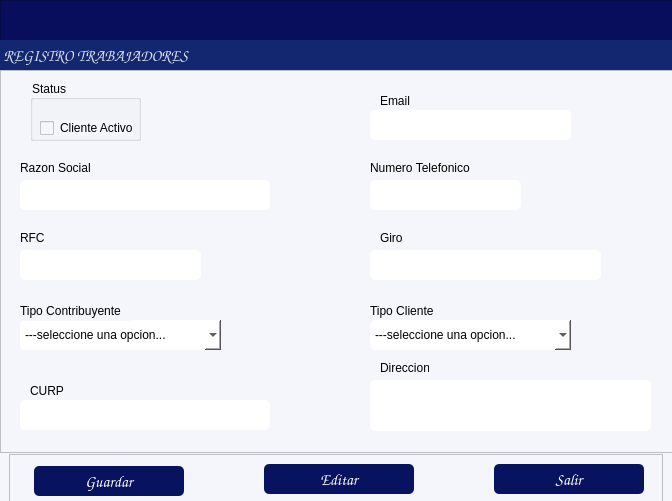
alucard8130/app_gest_adm.v1_exe, file gui/formEmpleados.ui: the form before one commit.
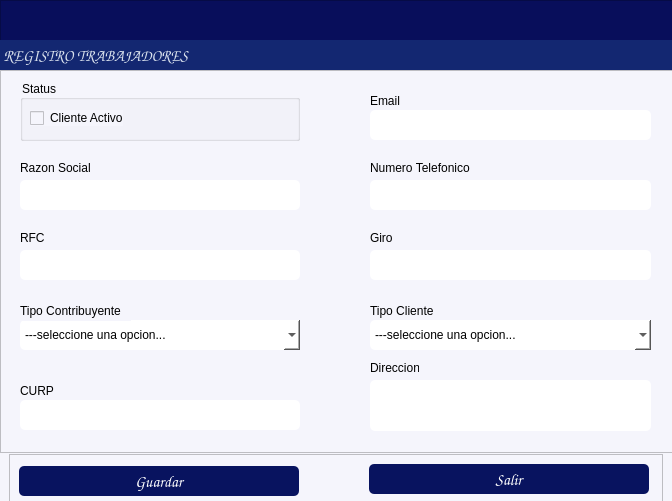
The form after the commit. Icons and pictures are not drawn.

The edit to the form file:
```diff
--- a/gui/formEmpleados.ui
+++ b/gui/formEmpleados.ui
@@ -103,7 +103,7 @@
      <rect>
       <x>20</x>
       <y>110</y>
-      <width>250</width>
+      <width>280</width>
       <height>30</height>
      </rect>
     </property>
@@ -118,7 +118,7 @@
    <widget class="QLabel" name="label_4">
     <property name="geometry">
      <rect>
-      <x>30</x>
+      <x>20</x>
       <y>310</y>
       <width>49</width>
       <height>21</height>
@@ -150,7 +150,7 @@
      <rect>
       <x>20</x>
       <y>250</y>
-      <width>201</width>
+      <width>280</width>
       <height>30</height>
      </rect>
     </property>
@@ -190,7 +190,7 @@
    <widget class="QLabel" name="label_8">
     <property name="geometry">
      <rect>
-      <x>380</x>
+      <x>370</x>
       <y>290</y>
       <width>49</width>
       <height>16</height>
@@ -203,9 +203,9 @@
    <widget class="QGroupBox" name="groupBox">
     <property name="geometry">
      <rect>
-      <x>30</x>
+      <x>20</x>
       <y>10</y>
-      <width>111</width>
+      <width>280</width>
       <height>61</height>
      </rect>
     </property>
@@ -219,7 +219,7 @@
      <property name="geometry">
       <rect>
        <x>10</x>
-       <y>40</y>
+       <y>30</y>
        <width>93</width>
        <height>16</height>
       </rect>
@@ -235,7 +235,7 @@
    <widget class="QLabel" name="label_5">
     <property name="geometry">
      <rect>
-      <x>380</x>
+      <x>370</x>
       <y>20</y>
       <width>49</width>
       <height>21</height>
@@ -248,7 +248,7 @@
    <widget class="QLabel" name="label_7">
     <property name="geometry">
      <rect>
-      <x>380</x>
+      <x>370</x>
       <y>160</y>
       <width>31</width>
       <height>16</height>
@@ -276,7 +276,7 @@
      <rect>
       <x>20</x>
       <y>180</y>
-      <width>181</width>
+      <width>280</width>
       <height>30</height>
      </rect>
     </property>
@@ -294,7 +294,7 @@
      <rect>
       <x>370</x>
       <y>40</y>
-      <width>201</width>
+      <width>281</width>
       <height>30</height>
      </rect>
     </property>
@@ -311,7 +311,7 @@
      <rect>
       <x>370</x>
       <y>110</y>
-      <width>151</width>
+      <width>281</width>
       <height>30</height>
      </rect>
     </property>
@@ -328,7 +328,7 @@
      <rect>
       <x>370</x>
       <y>180</y>
-      <width>231</width>
+      <width>281</width>
       <height>30</height>
      </rect>
     </property>
@@ -345,7 +345,7 @@
      <rect>
       <x>20</x>
       <y>330</y>
-      <width>250</width>
+      <width>280</width>
       <height>30</height>
      </rect>
     </property>
@@ -404,7 +404,7 @@
      <rect>
       <x>370</x>
       <y>250</y>
-      <width>201</width>
+      <width>281</width>
       <height>30</height>
      </rect>
     </property>
@@ -466,18 +466,12 @@
    <widget class="QPushButton" name="btnGuardar">
     <property name="geometry">
      <rect>
-      <x>25</x>
+      <x>10</x>
       <y>12</y>
-      <width>150</width>
+      <width>280</width>
       <height>30</height>
      </rect>
     </property>
-    <property name="maximumSize">
-     <size>
-      <width>150</width>
-      <height>100</height>
-     </size>
-    </property>
     <property name="font">
      <font>
       <family>Comic Sans MS</family>
@@ -514,72 +508,15 @@
      <bool>true</bool>
     </property>
    </widget>
-   <widget class="QPushButton" name="btnEditar">
-    <property name="geometry">
-     <rect>
-      <x>255</x>
-      <y>10</y>
-      <width>150</width>
-      <height>30</height>
-     </rect>
-    </property>
-    <property name="maximumSize">
-     <size>
-      <width>150</width>
-      <height>100</height>
-     </size>
-    </property>
-    <property name="font">
-     <font>
-      <family>Comic Sans MS</family>
-      <pointsize>12</pointsize>
-      <bold>false</bold>
-     </font>
-    </property>
-    <property name="cursor">
-     <cursorShape>PointingHandCursor</cursorShape>
-    </property>
-    <property name="layoutDirection">
-     <enum>Qt::LayoutDirection::LeftToRight</enum>
-    </property>
-    <property name="styleSheet">
-     <string notr="true">background-color: rgb(8, 19, 95);
-color: rgb(255, 255, 255);
-border-radius:5px;
-</string>
-    </property>
-    <property name="text">
-     <string>Editar</string>
-    </property>
-    <property name="icon">
-     <iconset>
-      <normaloff>../iconos/Custom-Icon-Design-Pretty-Office-9-Edit-file.256.png</normaloff>../iconos/Custom-Icon-Design-Pretty-Office-9-Edit-file.256.png</iconset>
-    </property>
-    <property name="iconSize">
-     <size>
-      <width>20</width>
-      <height>20</height>
-     </size>
-    </property>
-    <property name="flat">
-     <bool>true</bool>
-    </property>
-   </widget>
    <widget class="QPushButton" name="btnSalir">
     <property name="geometry">
      <rect>
-      <x>485</x>
+      <x>360</x>
       <y>10</y>
-      <width>150</width>
+      <width>280</width>
       <height>30</height>
      </rect>
     </property>
-    <property name="maximumSize">
-     <size>
-      <width>150</width>
-      <height>100</height>
-     </size>
-    </property>
     <property name="font">
      <font>
       <family>Comic Sans MS</family>
```
